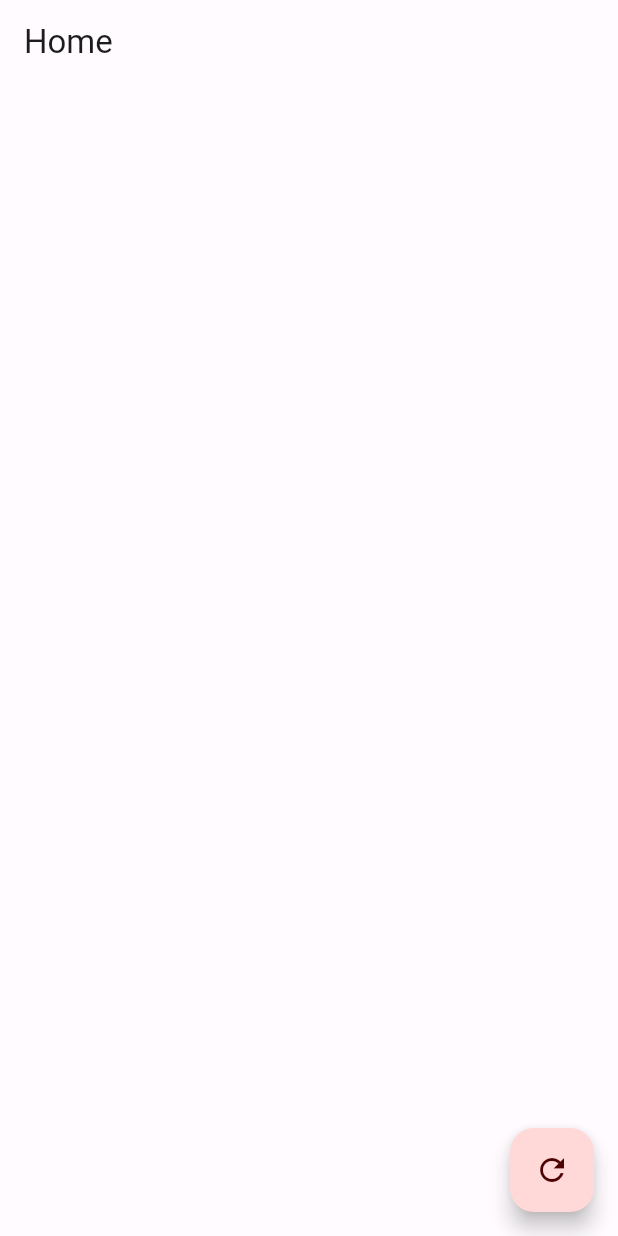
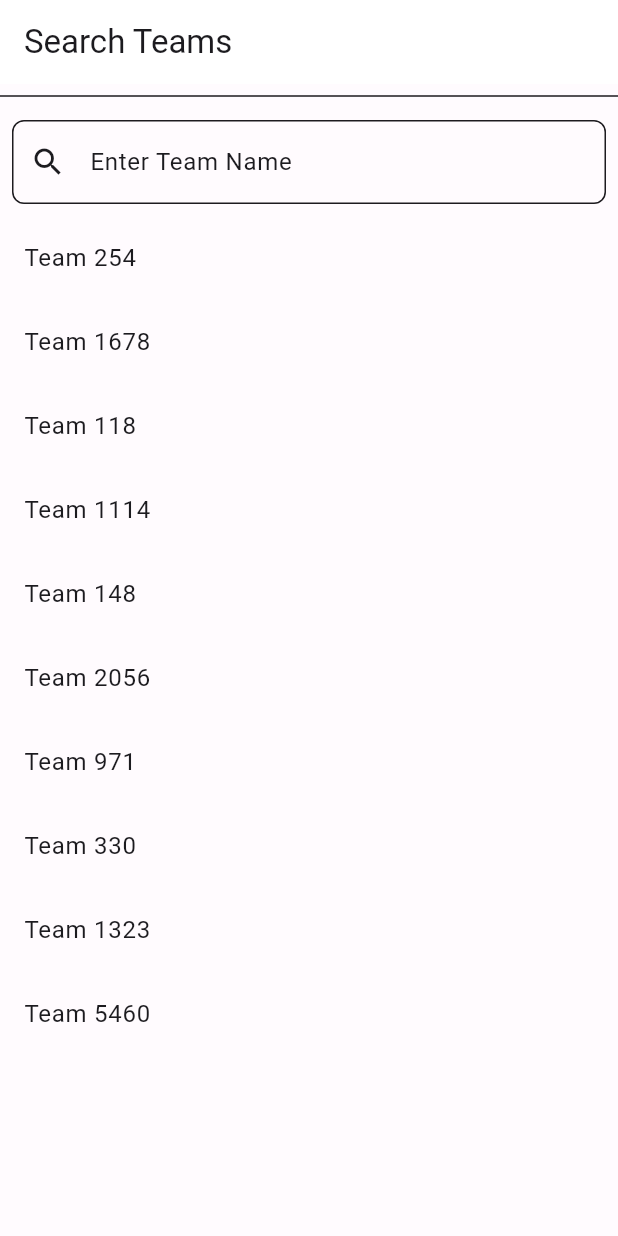
Before and after one commit to Ambitious-Jay/frc-scouting-demo, a Flutter app: the screen it shows after launch, on a phone screen of 412 x 824 dp. Run offline on Flutter 3.47's test engine with Material 3 defaults, Android fonts, the light colour scheme and no system bars.

Commit message:
created page that searches through teams
simple page: it takes list of teams, shows them, you click them
when you type it narrows list of teams shown
needs navigation from clicking on team to actually going somewhere

```diff
--- a/lib/main.dart
+++ b/lib/main.dart
@@ -1,15 +1,6 @@
 import 'package:flutter/material.dart';
 import 'package:frc1148_2025_scouting_app/color_scheme.dart';
-import 'package:frc1148_2025_scouting_app/objective_page.dart';
-
-import 'package:frc1148_2025_scouting_app/lead_scouting_page.dart';
-import 'package:frc1148_2025_scouting_app/match_list.dart';
-import 'package:frc1148_2025_scouting_app/team_stats_list.dart';
-import 'package:frc1148_2025_scouting_app/preset_comment.dart';
-import 'package:frc1148_2025_scouting_app/auto_page.dart';
-
-import 'package:frc1148_2025_scouting_app/endgame.dart';
-
+import 'package:frc1148_2025_scouting_app/team_search_page.dart';
 
 void main() {
   runApp(const MyApp());
@@ -17,51 +8,244 @@ void main() {
 
 class MyApp extends StatefulWidget {
   const MyApp({super.key});
+
   @override
   _MainAppState createState() => _MainAppState();
 }
 
 class _MainAppState extends State<MyApp> {
   ThemeMode themeMode = ThemeMode.system;
+
   @override
   Widget build(BuildContext context) {
+    final Map<String, Map<String, double>> teamData = {
+      "254": {
+        // The Cheesy Poofs
+        "avgAutoPoints": 14.2,
+        "avgTeleopPoints": 43.5,
+        "avgCycleTime": 11.8,
+        "defenseRating": 2.1,
+        "autoConsistency": 0.92,
+        "climbSuccessRate": 0.95,
+        "pickupSuccessRate": 0.98,
+        "maxMatchScore": 89,
+      },
+      "1678": {
+        // Citrus Circuits
+        "avgAutoPoints": 13.8,
+        "avgTeleopPoints": 42.1,
+        "avgCycleTime": 12.2,
+        "defenseRating": 1.8,
+        "autoConsistency": 0.94,
+        "climbSuccessRate": 0.90,
+        "pickupSuccessRate": 0.95,
+        "maxMatchScore": 85,
+      },
+      "118": {
+        // Robonauts
+        "avgAutoPoints": 12.5,
+        "avgTeleopPoints": 38.4,
+        "avgCycleTime": 13.1,
+        "defenseRating": 2.4,
+        "autoConsistency": 0.88,
+        "climbSuccessRate": 0.85,
+        "pickupSuccessRate": 0.92,
+        "maxMatchScore": 78,
+      },
+      "148": {
+        // Robowranglers
+        "avgAutoPoints": 13.2,
+        "avgTeleopPoints": 41.8,
+        "avgCycleTime": 12.5,
+        "defenseRating": 1.5,
+        "autoConsistency": 0.91,
+        "climbSuccessRate": 0.88,
+        "pickupSuccessRate": 0.94,
+        "maxMatchScore": 82,
+      },
+      "2056": {
+        // OP Robotics
+        "avgAutoPoints": 13.9,
+        "avgTeleopPoints": 42.8,
+        "avgCycleTime": 11.9,
+        "defenseRating": 2.2,
+        "autoConsistency": 0.93,
+        "climbSuccessRate": 0.92,
+        "pickupSuccessRate": 0.96,
+        "maxMatchScore": 87,
+      },
+      "1323": {
+        // MadTown Robotics
+        "avgAutoPoints": 13.1,
+        "avgTeleopPoints": 40.2,
+        "avgCycleTime": 12.8,
+        "defenseRating": 2.0,
+        "autoConsistency": 0.90,
+        "climbSuccessRate": 0.87,
+        "pickupSuccessRate": 0.93,
+        "maxMatchScore": 81,
+      },
+      "1114": {
+        // Simbotics
+        "avgAutoPoints": 13.6,
+        "avgTeleopPoints": 41.5,
+        "avgCycleTime": 12.3,
+        "defenseRating": 1.9,
+        "autoConsistency": 0.92,
+        "climbSuccessRate": 0.89,
+        "pickupSuccessRate": 0.94,
+        "maxMatchScore": 83,
+      },
+      "3310": {
+        // Black Hawk Robotics
+        "avgAutoPoints": 12.8,
+        "avgTeleopPoints": 39.7,
+        "avgCycleTime": 12.9,
+        "defenseRating": 2.3,
+        "autoConsistency": 0.89,
+        "climbSuccessRate": 0.86,
+        "pickupSuccessRate": 0.91,
+        "maxMatchScore": 79,
+      },
+      "971": {
+        // Spartan Robotics
+        "avgAutoPoints": 13.5,
+        "avgTeleopPoints": 41.2,
+        "avgCycleTime": 12.4,
+        "defenseRating": 1.7,
+        "autoConsistency": 0.91,
+        "climbSuccessRate": 0.88,
+        "pickupSuccessRate": 0.93,
+        "maxMatchScore": 82,
+      },
+      "195": {
+        // CyberKnights
+        "avgAutoPoints": 13.0,
+        "avgTeleopPoints": 40.5,
+        "avgCycleTime": 12.6,
+        "defenseRating": 2.0,
+        "autoConsistency": 0.90,
+        "climbSuccessRate": 0.87,
+        "pickupSuccessRate": 0.92,
+        "maxMatchScore": 80,
+      },
+      "2767": {
+        // Stryke Force
+        "avgAutoPoints": 12.9,
+        "avgTeleopPoints": 39.8,
+        "avgCycleTime": 12.7,
+        "defenseRating": 2.2,
+        "autoConsistency": 0.89,
+        "climbSuccessRate": 0.86,
+        "pickupSuccessRate": 0.91,
+        "maxMatchScore": 78,
+      },
+      "33": {
+        // Killer Bees
+        "avgAutoPoints": 13.3,
+        "avgTeleopPoints": 40.9,
+        "avgCycleTime": 12.4,
+        "defenseRating": 1.8,
+        "autoConsistency": 0.90,
+        "climbSuccessRate": 0.88,
+        "pickupSuccessRate": 0.93,
+        "maxMatchScore": 81,
+      },
+      "1241": {
+        // THEORY6
+        "avgAutoPoints": 12.7,
+        "avgTeleopPoints": 39.2,
+        "avgCycleTime": 13.0,
+        "defenseRating": 2.1,
+        "autoConsistency": 0.88,
+        "climbSuccessRate": 0.85,
+        "pickupSuccessRate": 0.90,
+        "maxMatchScore": 77,
+      },
+      "2481": {
+        // Roboteers
+        "avgAutoPoints": 13.1,
+        "avgTeleopPoints": 40.1,
+        "avgCycleTime": 12.6,
+        "defenseRating": 1.9,
+        "autoConsistency": 0.89,
+        "climbSuccessRate": 0.87,
+        "pickupSuccessRate": 0.92,
+        "maxMatchScore": 79,
+      },
+      "225": {
+        // TechFire
+        "avgAutoPoints": 12.8,
+        "avgTeleopPoints": 39.5,
+        "avgCycleTime": 12.8,
+        "defenseRating": 2.0,
+        "autoConsistency": 0.88,
+        "climbSuccessRate": 0.86,
+        "pickupSuccessRate": 0.91,
+        "maxMatchScore": 78,
+      },
+      "1538": {
+        // The Holy Cows
+        "avgAutoPoints": 13.0,
+        "avgTeleopPoints": 40.3,
+        "avgCycleTime": 12.5,
+        "defenseRating": 1.8,
+        "autoConsistency": 0.89,
+        "climbSuccessRate": 0.87,
+        "pickupSuccessRate": 0.92,
+        "maxMatchScore": 80,
+      },
+      "3847": {
+        // Spectrum
+        "avgAutoPoints": 12.6,
+        "avgTeleopPoints": 39.0,
+        "avgCycleTime": 13.2,
+        "defenseRating": 2.2,
+        "autoConsistency": 0.87,
+        "climbSuccessRate": 0.84,
+        "pickupSuccessRate": 0.90,
+        "maxMatchScore": 76,
+      },
+      "3357": {
+        // COMETS
+        "avgAutoPoints": 12.9,
+        "avgTeleopPoints": 39.6,
+        "avgCycleTime": 12.9,
+        "defenseRating": 2.1,
+        "autoConsistency": 0.88,
+        "climbSuccessRate": 0.85,
+        "pickupSuccessRate": 0.91,
+        "maxMatchScore": 77,
+      },
+      "1023": {
+        // Bedford Express
+        "avgAutoPoints": 12.7,
+        "avgTeleopPoints": 39.3,
+        "avgCycleTime": 13.0,
+        "defenseRating": 2.0,
+        "autoConsistency": 0.87,
+        "climbSuccessRate": 0.84,
+        "pickupSuccessRate": 0.90,
+        "maxMatchScore": 76,
+      },
+      "2590": {
+        // Nemesis
+        "avgAutoPoints": 13.2,
+        "avgTeleopPoints": 40.7,
+        "avgCycleTime": 12.4,
+        "defenseRating": 1.9,
+        "autoConsistency": 0.90,
+        "climbSuccessRate": 0.88,
+        "pickupSuccessRate": 0.93,
+        "maxMatchScore": 81,
+      }
+    };
     return MaterialApp(
-      title: 'Scouting Home Page',
-      theme: ThemeData.from(colorScheme: lightColorScheme),
-      darkTheme: ThemeData.from(colorScheme: darkColorScheme),
-      themeMode: themeMode,
-      // THE WAY MATTHEW HAD IT
-      // home: LeadScoutingPage(teamName: "meow1 meow2 meow3"),
-      home: MatchList(),
-      //  home: TeamStatsList(teamName: "meow"),
-      // THE WAY JOSEPH HAD IT
-      // home: PresetComment(
-      //   key: const Key('objective_page'),
-      //   onThemeChanged: (ThemeMode mode) {
-      //     setState(() {
-      //       themeMode = mode;
-      //     });
-      //   },
-      // ),
-      // home: const AutoPage(
-      //   // onThemeChanged: (ThemeMode mode) {
-      //   //   setState(() {
-      //   //     themeMode = mode;
-      //   //   });
-      //   // },
-      //   teamName: "1148",
-      //   id: "Andrew Jo"
-      // ),
-      // home: PitScouting(teamName: "teamName"),
-      // home: ObjectivePage(
-      //   key: const Key('objective_page'),
-      //   onThemeChanged: (ThemeMode mode) {
-      //     setState(() {
-      //       themeMode = mode;
-      //     });
-      //   },
-      // ),
-    );
+        title: 'Scouting Home Page',
+        theme: ThemeData.from(colorScheme: lightColorScheme),
+        darkTheme: ThemeData.from(colorScheme: darkColorScheme),
+        themeMode: themeMode,
+        home: TeamSearchPage());
   }
 }
 
--- /dev/null
+++ b/lib/team_search_page.dart
@@ -0,0 +1,88 @@
+import 'package:flutter/material.dart';
+
+class TeamSearchPage extends StatefulWidget {
+  @override
+  _TeamSearchPageState createState() => _TeamSearchPageState();
+}
+
+class _TeamSearchPageState extends State<TeamSearchPage> {
+  final TextEditingController searchController = TextEditingController();
+  final List<String> teams = [
+    "Team 254",
+    "Team 1678",
+    "Team 118",
+    "Team 1114",
+    "Team 148",
+    "Team 2056",
+    "Team 971",
+    "Team 330",
+    "Team 1323",
+    "Team 5460"
+  ];
+  List<String> filteredTeams = [];
+
+  @override
+  void initState() {
+    super.initState();
+    filteredTeams = teams; // Start with all teams displayed
+    searchController.addListener(filterTeams);
+  }
+
+  void filterTeams() {
+    setState(() {
+      String query = searchController.text.toLowerCase();
+      filteredTeams =
+          teams.where((team) => team.toLowerCase().contains(query)).toList();
+    });
+  }
+
+  void onTeamTap(String teamName) {
+    // direct to page for team
+  }
+
+  @override
+  void dispose() {
+    searchController.dispose();
+    super.dispose();
+  }
+
+  @override
+  Widget build(BuildContext context) {
+    return Scaffold(
+      appBar: AppBar(
+        title: Text('Search Teams'),
+        backgroundColor: Theme.of(context).colorScheme.inversePrimary,
+      ),
+      body: Column(
+        children: [
+          Divider(),
+          Padding(
+            padding: const EdgeInsets.all(8.0),
+            child: TextField(
+              controller: searchController,
+              decoration: InputDecoration(
+                hintText: 'Enter Team Name',
+                border: OutlineInputBorder(
+                  borderRadius: BorderRadius.circular(8.0),
+                ),
+                prefixIcon: Icon(Icons.search),
+              ),
+            ),
+          ),
+          Expanded(
+            child: ListView.builder(
+              itemCount: filteredTeams.length,
+              itemBuilder: (context, index) {
+                return ListTile(
+                  title: Text(filteredTeams[index]),
+                  onTap: () =>
+                      onTeamTap(filteredTeams[index]), // Navigate on tap
+                );
+              },
+            ),
+          ),
+        ],
+      ),
+    );
+  }
+}
```
Also changed, not shown: pubspec.lock.
